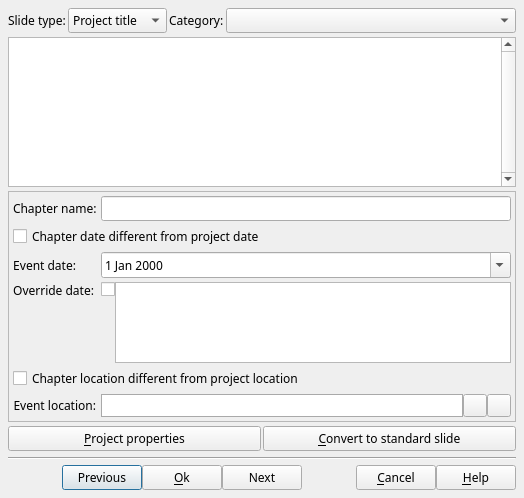
Above: src/ffDiaporama/DlgAutoTitleSlide/DlgAutoTitleSlide.ui from boenki/ffdiaporama before the change. Below: the same form after it.
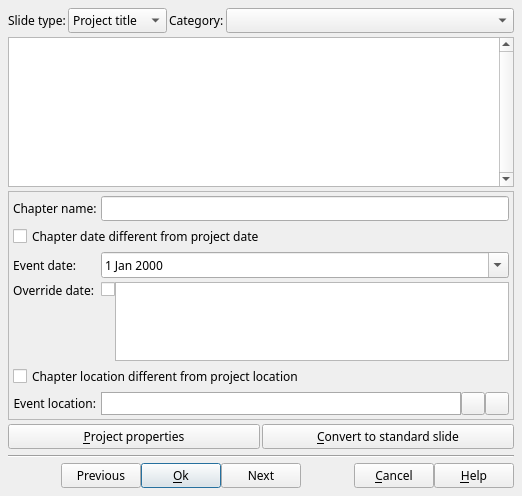
That is the form after the change. Icons and pictures are not drawn. Custom widgets are drawn as their Qt base class.

Diff of the .ui file:
```diff
--- a/src/ffDiaporama/DlgAutoTitleSlide/DlgAutoTitleSlide.ui
+++ b/src/ffDiaporama/DlgAutoTitleSlide/DlgAutoTitleSlide.ui
@@ -6,8 +6,8 @@
    <rect>
     <x>0</x>
     <y>0</y>
-    <width>524</width>
-    <height>498</height>
+    <width>522</width>
+    <height>496</height>
    </rect>
   </property>
   <property name="font">
@@ -91,6 +91,9 @@
         <iconset resource="../RSCffDiaporama.qrc">
          <normaloff>:/img/action_ok.png</normaloff>:/img/action_ok.png</iconset>
        </property>
+       <property name="default">
+        <bool>true</bool>
+       </property>
       </widget>
      </item>
      <item>
@@ -296,8 +299,8 @@
        <rect>
         <x>0</x>
         <y>0</y>
-        <width>506</width>
-        <height>226</height>
+        <width>484</width>
+        <height>220</height>
        </rect>
       </property>
       <layout class="QFormLayout" name="formLayout">
@@ -492,7 +495,7 @@
 }</string>
            </property>
            <property name="frameShape">
-            <enum>QFrame::Box</enum>
+            <enum>QFrame::StyledPanel</enum>
            </property>
            <layout class="QHBoxLayout" name="horizontalLayout_4">
             <property name="spacing">
```
